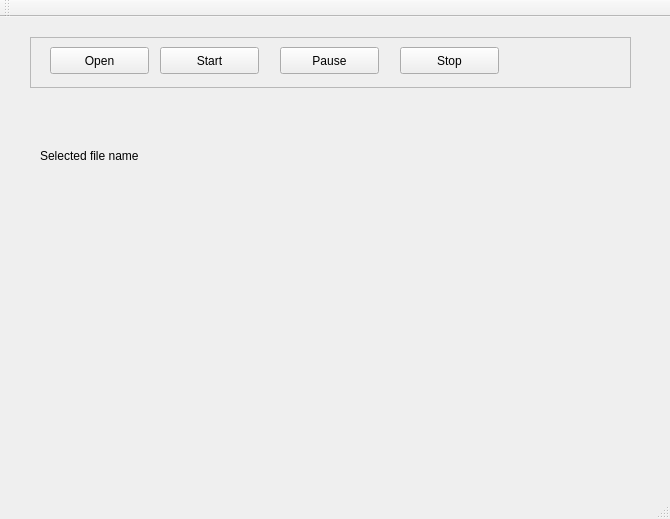
First picture: the form in mainwindow.ui, repository oya163/storm, before the edit.
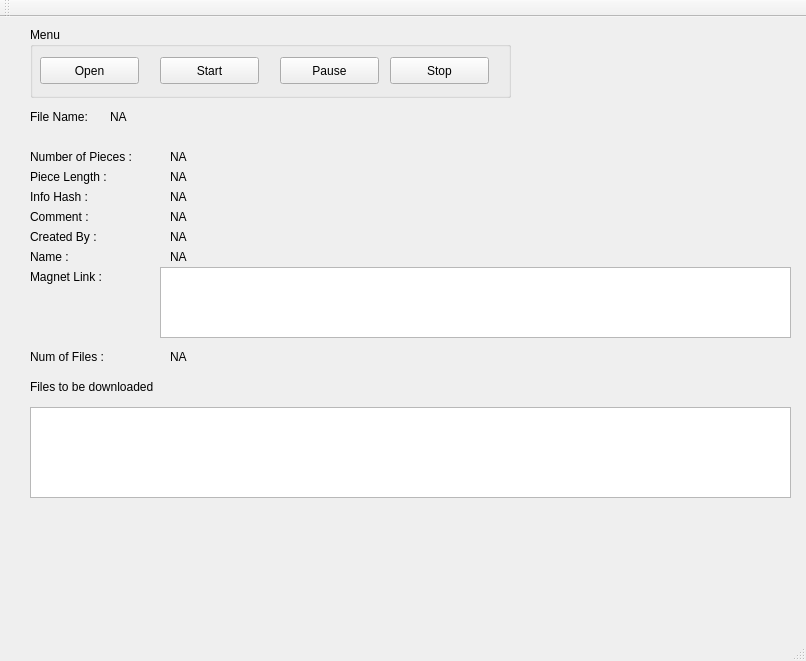
Second picture: the form after the edit.

```diff
--- a/mainwindow.ui
+++ b/mainwindow.ui
@@ -6,60 +6,57 @@
    <rect>
     <x>0</x>
     <y>0</y>
-    <width>670</width>
-    <height>519</height>
+    <width>806</width>
+    <height>661</height>
    </rect>
   </property>
   <property name="windowTitle">
    <string>MainWindow</string>
   </property>
   <widget class="QWidget" name="centralWidget">
-   <widget class="QFrame" name="frame_2">
+   <widget class="QLabel" name="fileLabel">
     <property name="geometry">
      <rect>
+      <x>110</x>
+      <y>90</y>
+      <width>511</width>
+      <height>20</height>
+     </rect>
+    </property>
+    <property name="text">
+     <string>NA</string>
+    </property>
+   </widget>
+   <widget class="QLabel" name="label">
+    <property name="geometry">
+     <rect>
       <x>30</x>
-      <y>20</y>
-      <width>601</width>
-      <height>51</height>
+      <y>90</y>
+      <width>81</width>
+      <height>20</height>
      </rect>
     </property>
-    <property name="frameShape">
-     <enum>QFrame::StyledPanel</enum>
+    <property name="text">
+     <string>File Name:</string>
     </property>
-    <property name="frameShadow">
-     <enum>QFrame::Raised</enum>
+   </widget>
+   <widget class="QGroupBox" name="groupBox">
+    <property name="geometry">
+     <rect>
+      <x>30</x>
+      <y>10</y>
+      <width>481</width>
+      <height>71</height>
+     </rect>
     </property>
-    <widget class="QPushButton" name="pushButton_5">
-     <property name="geometry">
-      <rect>
-       <x>370</x>
-       <y>10</y>
-       <width>99</width>
-       <height>27</height>
-      </rect>
-     </property>
-     <property name="text">
-      <string>Stop</string>
-     </property>
-    </widget>
-    <widget class="QPushButton" name="pushButton_6">
-     <property name="geometry">
-      <rect>
-       <x>250</x>
-       <y>10</y>
-       <width>99</width>
-       <height>27</height>
-      </rect>
-     </property>
-     <property name="text">
-      <string>Pause</string>
-     </property>
-    </widget>
+    <property name="title">
+     <string>Menu</string>
+    </property>
     <widget class="QPushButton" name="pushButton_7">
      <property name="geometry">
       <rect>
        <x>130</x>
-       <y>10</y>
+       <y>30</y>
        <width>99</width>
        <height>27</height>
       </rect>
@@ -71,8 +68,8 @@
     <widget class="QPushButton" name="pushButton_8">
      <property name="geometry">
       <rect>
-       <x>20</x>
-       <y>10</y>
+       <x>10</x>
+       <y>30</y>
        <width>99</width>
        <height>27</height>
       </rect>
@@ -81,18 +78,259 @@
       <string>Open</string>
      </property>
     </widget>
+    <widget class="QPushButton" name="pushButton_6">
+     <property name="geometry">
+      <rect>
+       <x>250</x>
+       <y>30</y>
+       <width>99</width>
+       <height>27</height>
+      </rect>
+     </property>
+     <property name="text">
+      <string>Pause</string>
+     </property>
+    </widget>
+    <widget class="QPushButton" name="pushButton_5">
+     <property name="geometry">
+      <rect>
+       <x>360</x>
+       <y>30</y>
+       <width>99</width>
+       <height>27</height>
+      </rect>
+     </property>
+     <property name="text">
+      <string>Stop</string>
+     </property>
+    </widget>
    </widget>
-   <widget class="QLabel" name="fileLabel">
+   <widget class="QLabel" name="label_2">
     <property name="geometry">
      <rect>
-      <x>40</x>
+      <x>30</x>
       <y>130</y>
-      <width>581</width>
-      <height>17</height>
+      <width>141</width>
+      <height>20</height>
      </rect>
     </property>
     <property name="text">
-     <string>Selected file name</string>
+     <string>Number of Pieces :</string>
+    </property>
+   </widget>
+   <widget class="QLabel" name="label_4">
+    <property name="geometry">
+     <rect>
+      <x>30</x>
+      <y>150</y>
+      <width>141</width>
+      <height>20</height>
+     </rect>
+    </property>
+    <property name="text">
+     <string>Piece Length :</string>
+    </property>
+   </widget>
+   <widget class="QLabel" name="label_5">
+    <property name="geometry">
+     <rect>
+      <x>30</x>
+      <y>170</y>
+      <width>141</width>
+      <height>20</height>
+     </rect>
+    </property>
+    <property name="text">
+     <string>Info Hash :</string>
+    </property>
+   </widget>
+   <widget class="QLabel" name="label_6">
+    <property name="geometry">
+     <rect>
+      <x>30</x>
+      <y>190</y>
+      <width>141</width>
+      <height>20</height>
+     </rect>
+    </property>
+    <property name="text">
+     <string>Comment :</string>
+    </property>
+   </widget>
+   <widget class="QLabel" name="label_7">
+    <property name="geometry">
+     <rect>
+      <x>30</x>
+      <y>210</y>
+      <width>141</width>
+      <height>20</height>
+     </rect>
+    </property>
+    <property name="text">
+     <string>Created By :</string>
+    </property>
+   </widget>
+   <widget class="QLabel" name="label_8">
+    <property name="geometry">
+     <rect>
+      <x>30</x>
+      <y>230</y>
+      <width>141</width>
+      <height>20</height>
+     </rect>
+    </property>
+    <property name="text">
+     <string>Name :</string>
+    </property>
+   </widget>
+   <widget class="QLabel" name="label_9">
+    <property name="geometry">
+     <rect>
+      <x>30</x>
+      <y>250</y>
+      <width>141</width>
+      <height>20</height>
+     </rect>
+    </property>
+    <property name="text">
+     <string>Magnet Link :</string>
+    </property>
+   </widget>
+   <widget class="QLabel" name="numPcsLbl">
+    <property name="geometry">
+     <rect>
+      <x>170</x>
+      <y>130</y>
+      <width>461</width>
+      <height>20</height>
+     </rect>
+    </property>
+    <property name="text">
+     <string>NA</string>
+    </property>
+   </widget>
+   <widget class="QLabel" name="pcsLenLbl">
+    <property name="geometry">
+     <rect>
+      <x>170</x>
+      <y>150</y>
+      <width>461</width>
+      <height>20</height>
+     </rect>
+    </property>
+    <property name="text">
+     <string>NA</string>
+    </property>
+   </widget>
+   <widget class="QLabel" name="cmntLbl">
+    <property name="geometry">
+     <rect>
+      <x>170</x>
+      <y>190</y>
+      <width>471</width>
+      <height>20</height>
+     </rect>
+    </property>
+    <property name="text">
+     <string>NA</string>
+    </property>
+   </widget>
+   <widget class="QLabel" name="infoHashLbl">
+    <property name="geometry">
+     <rect>
+      <x>170</x>
+      <y>170</y>
+      <width>461</width>
+      <height>20</height>
+     </rect>
+    </property>
+    <property name="text">
+     <string>NA</string>
+    </property>
+   </widget>
+   <widget class="QLabel" name="createByLbl">
+    <property name="geometry">
+     <rect>
+      <x>170</x>
+      <y>210</y>
+      <width>461</width>
+      <height>20</height>
+     </rect>
+    </property>
+    <property name="text">
+     <string>NA</string>
+    </property>
+   </widget>
+   <widget class="QLabel" name="nameLbl">
+    <property name="geometry">
+     <rect>
+      <x>170</x>
+      <y>230</y>
+      <width>461</width>
+      <height>20</height>
+     </rect>
+    </property>
+    <property name="text">
+     <string>NA</string>
+    </property>
+   </widget>
+   <widget class="QLabel" name="label_10">
+    <property name="geometry">
+     <rect>
+      <x>30</x>
+      <y>330</y>
+      <width>131</width>
+      <height>20</height>
+     </rect>
+    </property>
+    <property name="text">
+     <string>Num of Files :</string>
+    </property>
+   </widget>
+   <widget class="QLabel" name="numFilesLbl">
+    <property name="geometry">
+     <rect>
+      <x>170</x>
+      <y>330</y>
+      <width>121</width>
+      <height>20</height>
+     </rect>
+    </property>
+    <property name="text">
+     <string>NA</string>
+    </property>
+   </widget>
+   <widget class="QTextBrowser" name="magLinkBrowser">
+    <property name="geometry">
+     <rect>
+      <x>160</x>
+      <y>250</y>
+      <width>631</width>
+      <height>71</height>
+     </rect>
+    </property>
+   </widget>
+   <widget class="QListWidget" name="fileListDisplay">
+    <property name="geometry">
+     <rect>
+      <x>30</x>
+      <y>390</y>
+      <width>761</width>
+      <height>91</height>
+     </rect>
+    </property>
+   </widget>
+   <widget class="QLabel" name="label_3">
+    <property name="geometry">
+     <rect>
+      <x>30</x>
+      <y>360</y>
+      <width>171</width>
+      <height>20</height>
+     </rect>
+    </property>
+    <property name="text">
+     <string>Files to be downloaded</string>
     </property>
    </widget>
   </widget>
```
Left out of the diff: 2 changed lines with no effect on the pictures.
